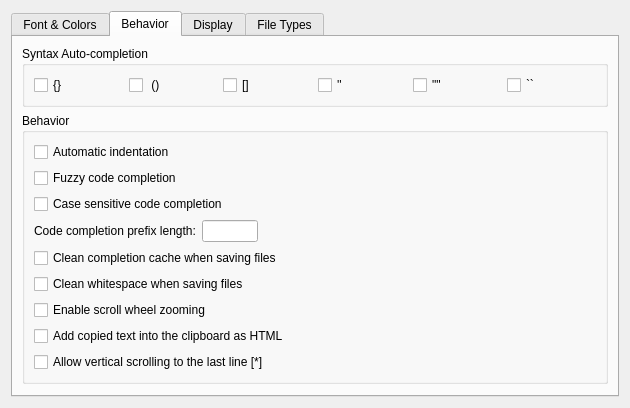
This is liteidex/src/plugins/liteeditor/liteeditoroption.ui in mowangshuying/LiteideX as Qt 5 draws it before an edit. The edited form follows.
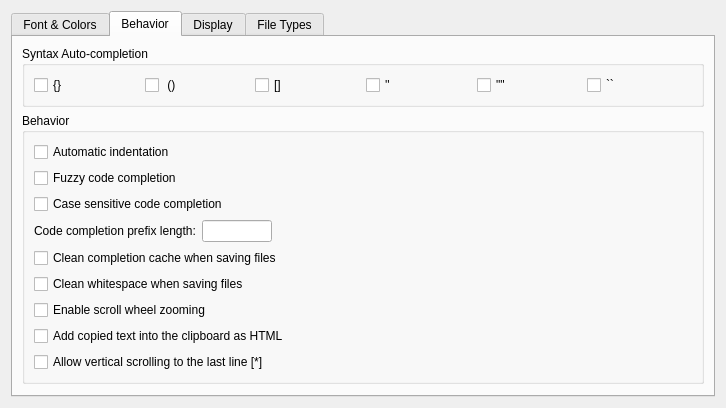
This is the edited form. The open tabs and pages were chosen to show the change.

Diff of the .ui file:
```diff
--- a/liteidex/src/plugins/liteeditor/liteeditoroption.ui
+++ b/liteidex/src/plugins/liteeditor/liteeditoroption.ui
@@ -6,8 +6,8 @@
    <rect>
     <x>0</x>
     <y>0</y>
-    <width>630</width>
-    <height>390</height>
+    <width>726</width>
+    <height>389</height>
    </rect>
   </property>
   <property name="windowTitle">
@@ -163,7 +163,7 @@
       <attribute name="title">
        <string>Behavior</string>
       </attribute>
-      <layout class="QVBoxLayout" name="verticalLayout_4">
+      <layout class="QVBoxLayout" name="verticalLayout_4" stretch="0,0,1">
        <item>
         <widget class="QGroupBox" name="groupBox_6">
          <property name="title">
```
Left out of the diff: 8 changed lines with no effect on the pictures.
